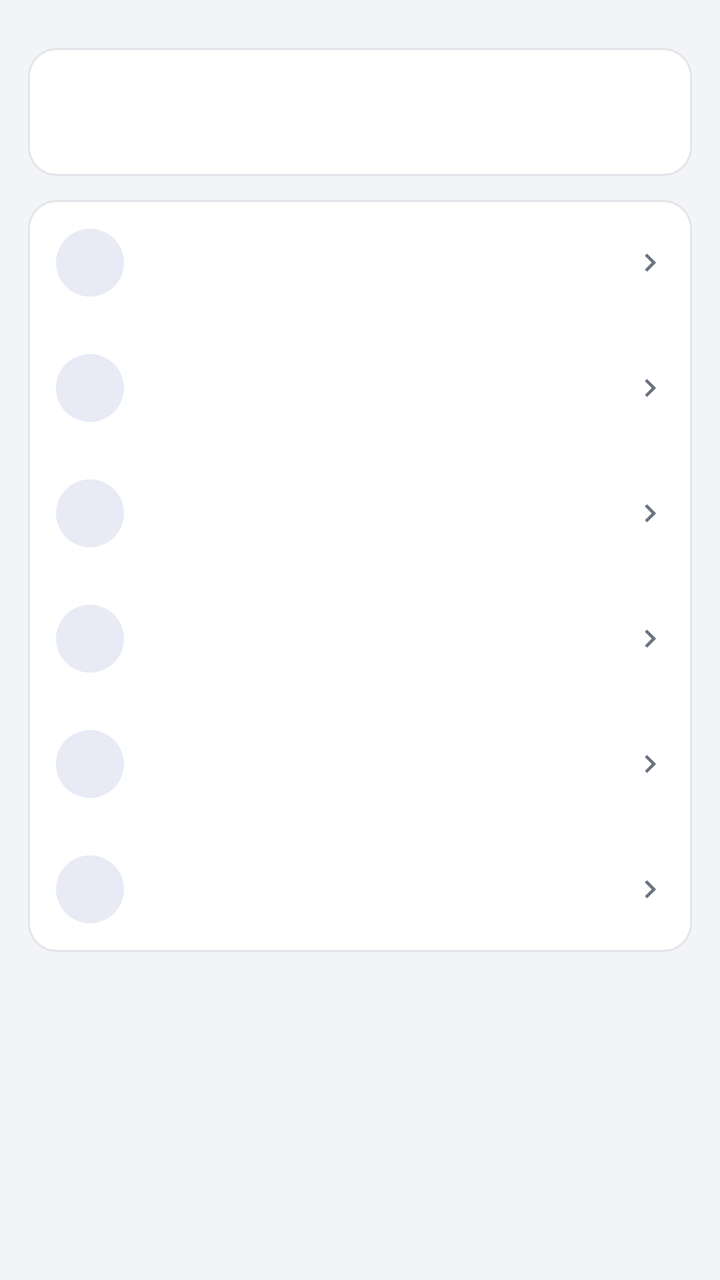
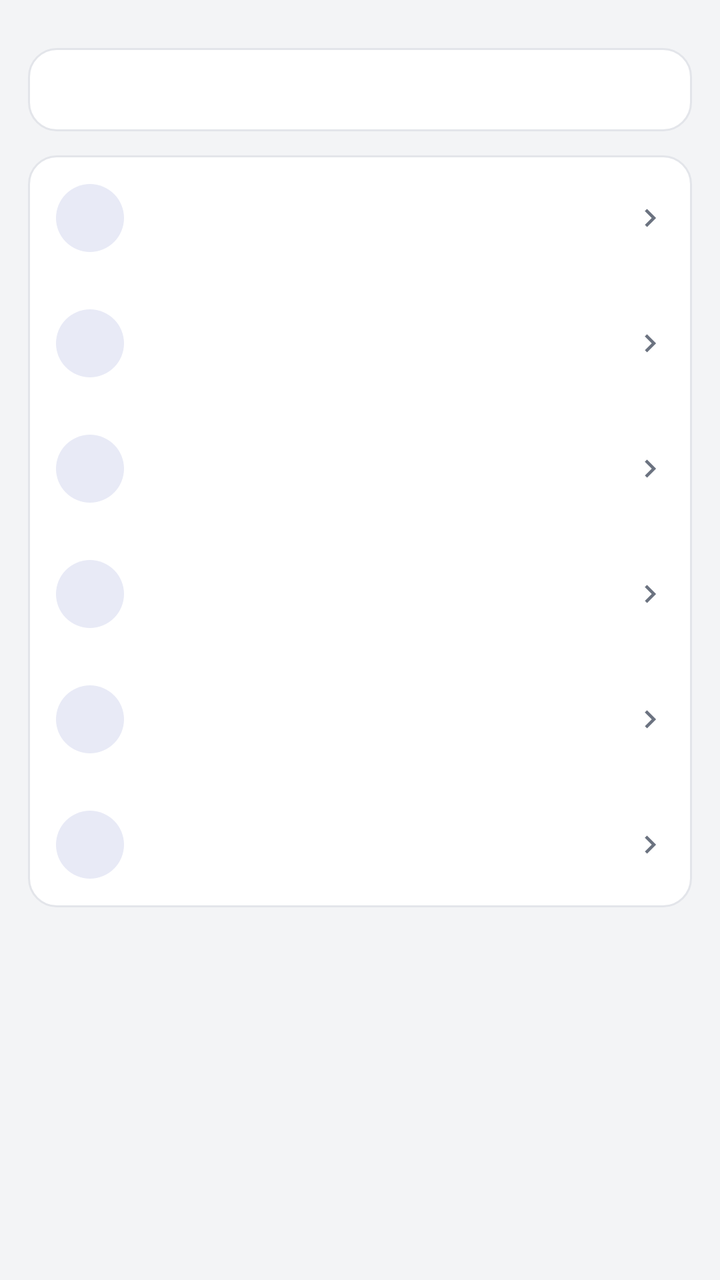

Compare the two renders of this Android layout. The source of the first and the diff that turns it into the second are given below.
<!-- AndroidManifest.xml: activity theme AppTheme -->
<!-- res/layout/activity_slot.xml -->
<?xml version="1.0" encoding="utf-8"?>
<LinearLayout xmlns:android="http://schemas.android.com/apk/res/android"
    android:id="@+id/root"
    android:layout_width="match_parent"
    android:layout_height="match_parent"
    android:orientation="vertical"
    android:background="@color/bg">

    
    <ScrollView
        android:layout_width="match_parent"
        android:layout_height="0dp"
        android:layout_weight="1">

        <LinearLayout
            android:layout_width="match_parent"
            android:layout_height="wrap_content"
            android:orientation="vertical"
            android:paddingTop="12dp"
            android:paddingBottom="16dp">

            
            <LinearLayout
                android:layout_width="match_parent"
                android:layout_height="wrap_content"
                android:layout_marginStart="14dp"
                android:layout_marginEnd="14dp"
                android:layout_marginTop="12dp"
                android:orientation="vertical"
                android:background="@drawable/card_bg"
                android:paddingStart="16dp"
                android:paddingEnd="16dp"
                android:paddingTop="12dp"
                android:paddingBottom="12dp">

                <TextView
                    android:id="@+id/slot_info"
                    android:layout_width="match_parent"
                    android:layout_height="wrap_content"
                    android:lineSpacingExtra="3dp"
                    android:textColor="@color/fg"
                    android:textSize="13sp" />

                <TextView
                    android:id="@+id/slot_paths"
                    android:layout_width="match_parent"
                    android:layout_height="wrap_content"
                    android:layout_marginTop="6dp"
                    android:lineSpacingExtra="3dp"
                    android:textColor="@color/fg_muted"
                    android:textSize="12sp" />
            </LinearLayout>

            
            <include
                layout="@layout/plugin_section"
                android:layout_width="match_parent"
                android:layout_height="wrap_content"
                android:layout_marginStart="14dp"
                android:layout_marginEnd="14dp"
                android:layout_marginTop="8dp"
                android:layout_marginBottom="8dp" />

            
            <LinearLayout
                android:layout_width="match_parent"
                android:layout_height="wrap_content"
                android:layout_marginStart="14dp"
                android:layout_marginEnd="14dp"
                android:layout_marginTop="12dp"
                android:orientation="vertical"
                android:background="@drawable/card_bg">

                <include
                    android:id="@+id/row_slot_mods"
                    layout="@layout/row_action"
                    android:layout_width="match_parent"
                    android:layout_height="wrap_content" />

                <include
                    android:id="@+id/row_slot_saves"
                    layout="@layout/row_action"
                    android:layout_width="match_parent"
                    android:layout_height="wrap_content" />

                <include
                    android:id="@+id/row_slot_maps"
                    layout="@layout/row_action"
                    android:layout_width="match_parent"
                    android:layout_height="wrap_content" />

                
                <include
                    android:id="@+id/row_slot_blueprints"
                    layout="@layout/row_action"
                    android:layout_width="match_parent"
                    android:layout_height="wrap_content" />

                <include
                    android:id="@+id/row_slot_ops"
                    layout="@layout/row_action"
                    android:layout_width="match_parent"
                    android:layout_height="wrap_content" />

                <include
                    android:id="@+id/row_slot_export"
                    layout="@layout/row_action"
                    android:layout_width="match_parent"
                    android:layout_height="wrap_content" />
            </LinearLayout>
        </LinearLayout>
    </ScrollView>
</LinearLayout>
<!-- res/layout/plugin_section.xml (included above) -->
<?xml version="1.0" encoding="utf-8"?>
<LinearLayout xmlns:android="http://schemas.android.com/apk/res/android"
    android:id="@+id/plugin_section"
    android:layout_width="match_parent"
    android:layout_height="wrap_content"
    android:layout_marginTop="8dp"
    android:layout_marginBottom="8dp"
    android:background="@drawable/card_bg"
    android:orientation="vertical"
    android:paddingTop="6dp"
    android:paddingBottom="6dp"
    android:visibility="gone">

    <TextView
        android:id="@+id/plugin_section_title"
        android:layout_width="match_parent"
        android:layout_height="wrap_content"
        android:paddingStart="14dp"
        android:paddingEnd="14dp"
        android:paddingTop="6dp"
        android:paddingBottom="2dp"
        android:text="@string/plugin_section_title"
        android:textColor="@color/fg_muted"
        android:textSize="12sp" />

    
    <LinearLayout
        android:id="@+id/plugin_section_body"
        android:layout_width="match_parent"
        android:layout_height="wrap_content"
        android:orientation="vertical" />

    <LinearLayout
        android:id="@+id/plugin_section_rows"
        android:layout_width="match_parent"
        android:layout_height="wrap_content"
        android:orientation="vertical" />
</LinearLayout>
<!-- res/layout/row_action.xml (included above) -->
<?xml version="1.0" encoding="utf-8"?>
<LinearLayout xmlns:android="http://schemas.android.com/apk/res/android"
    android:layout_width="match_parent"
    android:layout_height="wrap_content"
    android:orientation="horizontal"
    android:gravity="center_vertical"
    android:background="?android:attr/selectableItemBackground"
    android:clickable="true"
    android:focusable="false"
    android:paddingStart="14dp"
    android:paddingEnd="12dp"
    android:paddingTop="12dp"
    android:paddingBottom="12dp">

    <FrameLayout
        android:layout_width="@dimen/row_icon_box"
        android:layout_height="@dimen/row_icon_box"
        android:background="@drawable/icon_circle">

        <ImageView
            android:id="@+id/act_icon"
            android:layout_width="@dimen/row_icon"
            android:layout_height="@dimen/row_icon"
            android:layout_gravity="center"
            android:tint="@color/accent" />
    </FrameLayout>

    <LinearLayout
        android:layout_width="0dp"
        android:layout_height="wrap_content"
        android:layout_weight="1"
        android:layout_marginStart="14dp"
        android:orientation="vertical">

        <TextView
            android:id="@+id/act_title"
            android:layout_width="match_parent"
            android:layout_height="wrap_content"
            android:singleLine="true"
            android:ellipsize="end"
            android:textSize="15sp"
            android:textColor="@color/fg" />

        <TextView
            android:id="@+id/act_sub"
            android:layout_width="match_parent"
            android:layout_height="wrap_content"
            android:paddingTop="2dp"
            android:textSize="12sp"
            android:textColor="@color/fg_muted" />
    </LinearLayout>

    <ImageView
        android:layout_width="@dimen/row_chevron"
        android:layout_height="@dimen/row_chevron"
        android:layout_marginStart="8dp"
        android:src="@drawable/ic_chevron"
        android:tint="@color/fg_muted" />
</LinearLayout>
<!-- resources referenced by this layout -->
<resources>
  <color name="accent">#FF3F51B5</color>
  <color name="bg">#FFF3F4F6</color>
  <color name="fg">#FF1A1C1E</color>
  <color name="fg_muted">#FF6B7280</color>
  <dimen name="row_chevron">18dp</dimen>
  <dimen name="row_icon">22dp</dimen>
  <dimen name="row_icon_box">34dp</dimen>
  <!-- drawable card_bg (drawable) -->
  <?xml version="1.0" encoding="utf-8"?>
  <shape xmlns:android="http://schemas.android.com/apk/res/android"
      android:shape="rectangle">
      <solid android:color="@color/card" />
      <corners android:radius="14dp" />
      <stroke android:width="1dp" android:color="@color/card_stroke" />
  </shape>
  <!-- drawable ic_chevron (drawable) -->
  <?xml version="1.0" encoding="utf-8"?>
  <vector xmlns:android="http://schemas.android.com/apk/res/android"
      android:width="24dp"
      android:height="24dp"
      android:viewportWidth="24"
      android:viewportHeight="24">
      <path
          android:fillColor="@color/icon_tint"
          android:pathData="M10,6L8.59,7.41 13.17,12l-4.58,4.59L10,18l6,-6z" />
  </vector>
  <!-- drawable icon_circle (drawable) -->
  <?xml version="1.0" encoding="utf-8"?>
  <shape xmlns:android="http://schemas.android.com/apk/res/android"
      android:shape="oval">
      <solid android:color="@color/accent_soft" />
  </shape>
  <string name="plugin_section_title">Plug-ins</string>
  <color name="card">#FFFFFFFF</color>
  <color name="card_stroke">#FFE3E5EA</color>
  <color name="icon_tint">#FF5F6368</color>
  <color name="accent_soft">#FFE8EAF6</color>
  <color name="appbar">#FF3F51B5</color>
  <color name="statusbar">#FF303F9F</color>
  <style name="AppBarStyle" parent="android:Widget.Material.ActionBar.Solid">
          <item name="android:background">@color/appbar</item>
          
          <item name="android:elevation">0dp</item>
          
          <item name="android:contentInsetStart">16dp</item>
          <item name="android:titleTextStyle">@style/AppBarTitle</item>
      </style>
  <style name="AppDialogTheme" parent="android:Theme.Material.Light.Dialog.Alert">
          <item name="android:windowBackground">@drawable/dlg_bg</item>
          <item name="android:colorAccent">@color/accent</item>
          <item name="android:textColorPrimary">@color/fg</item>
          <item name="android:textColorSecondary">@color/fg_muted</item>
          <item name="android:colorControlNormal">@color/fg_muted</item>
      </style>
  <style name="AppOverflowMenu" parent="@android:style/Widget.Material.PopupMenu.Overflow">
          <item name="android:popupBackground">@drawable/popup_bg</item>
          
          <item name="android:overlapAnchor">false</item>
          <item name="android:dropDownVerticalOffset">4dp</item>
          
          <item name="android:popupElevation">8dp</item>
      </style>
  <style name="AppBarTitle" parent="android:TextAppearance.Material.Widget.ActionBar.Title">
          <item name="android:textColor">@color/on_appbar</item>
          <item name="android:textSize">20sp</item>
          <item name="android:fontFamily">sans-serif-medium</item>
      </style>
  <!-- drawable dlg_bg (drawable) -->
  <?xml version="1.0" encoding="utf-8"?>
  <inset xmlns:android="http://schemas.android.com/apk/res/android"
      android:inset="16dp">
      <shape android:shape="rectangle">
          <solid android:color="@color/card" />
          <corners android:radius="14dp" />
          <stroke android:width="1dp" android:color="@color/card_stroke" />
      </shape>
  </inset>
  <!-- drawable popup_bg (drawable) -->
  <?xml version="1.0" encoding="utf-8"?>
  <shape xmlns:android="http://schemas.android.com/apk/res/android"
      android:shape="rectangle">
      <solid android:color="@color/popup" />
      <corners android:radius="14dp" />
      <stroke android:width="1dp" android:color="@color/popup_stroke" />
  </shape>
  <color name="on_appbar">#FFFFFFFF</color>
  <color name="popup">#FFFFFFFF</color>
  <color name="popup_stroke">#FFD8DCE4</color>
  <!-- unchanged entries left out for length: 1 -->
</resources>

<!-- the commit's change to res/layout/activity_slot.xml (unified diff, before → after) -->
@@ -40,15 +40,6 @@
                     android:lineSpacingExtra="3dp"
                     android:textColor="@color/fg"
                     android:textSize="13sp" />
-
-                <TextView
-                    android:id="@+id/slot_paths"
-                    android:layout_width="match_parent"
-                    android:layout_height="wrap_content"
-                    android:layout_marginTop="6dp"
-                    android:lineSpacingExtra="3dp"
-                    android:textColor="@color/fg_muted"
-                    android:textSize="12sp" />
             </LinearLayout>
 
             
